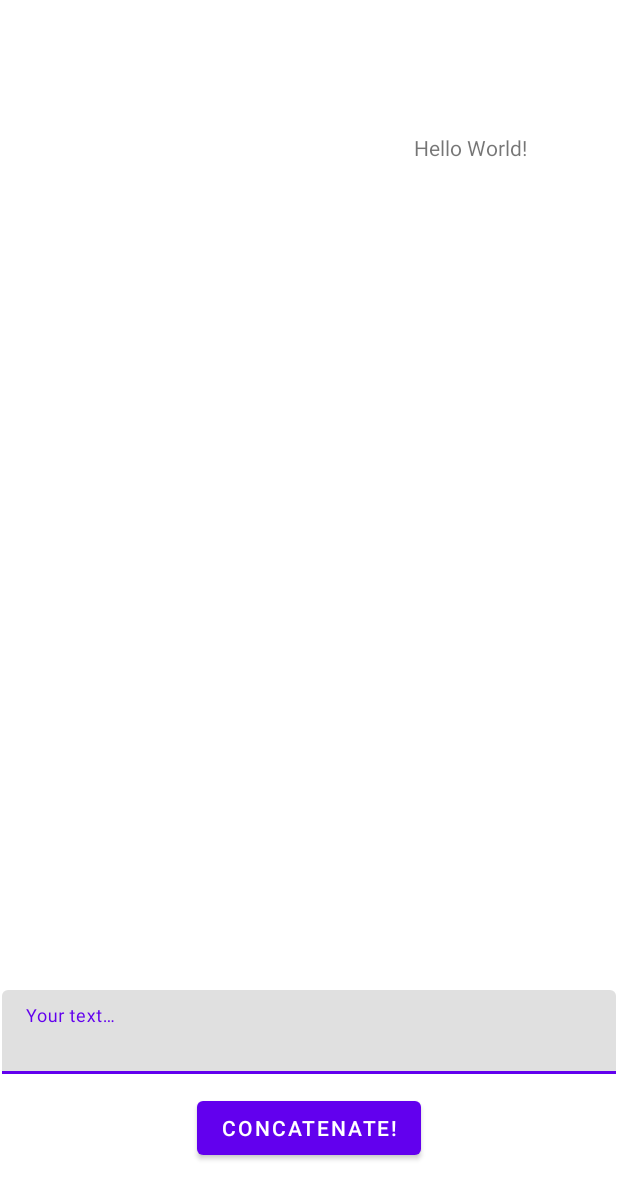
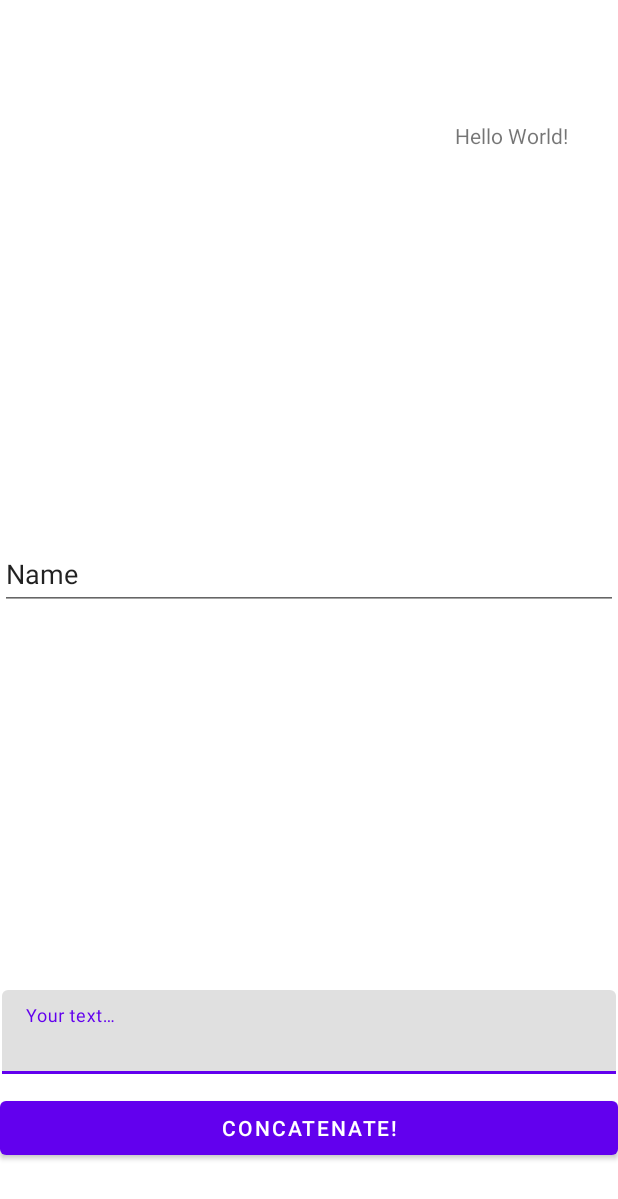
Before and after one commit to Hasley23/ViewBindingAndroidResearch, an Android app: the layout activity_main.xml on its own in the app's theme, with its tools: preview values and no code run, on a phone screen of 412 x 824 dp. Shown: the top 1199 px of the screen. Run offline under Robolectric (Android 15) with nearby library versions, the phone set to English and light mode, and no system bars.

Commit message:
App done!

```diff
--- a/app/src/main/java/com/zebrano/viewbinding/MainActivity.kt
+++ b/app/src/main/java/com/zebrano/viewbinding/MainActivity.kt
@@ -2,6 +2,7 @@ package com.zebrano.viewbinding
 
 import androidx.appcompat.app.AppCompatActivity
 import android.os.Bundle
+import android.transition.Visibility
 import android.util.Log
 import android.view.View
 import android.widget.Button
@@ -27,9 +28,25 @@ class MainActivity : AppCompatActivity() {
         bindingClass.tvMain.textSize = 24F
         bindingClass.bAction.isAllCaps = false // Выключаем ВОТ ТАКОЕ
 
+        val tiEditText = bindingClass.textInputLayout.editText
+        val editTextpn = bindingClass.editTextTextPersonName
+
+        // очистка текста
+        editTextpn.setText(String())
+
         // слушатель кнопки
         bindingClass.bAction.setOnClickListener {
+            // играемся с видимостью
+            if (bindingClass.tvMain.visibility == View.VISIBLE)
+                bindingClass.tvMain.visibility = View.INVISIBLE
+            else
+                bindingClass.tvMain.visibility = View.VISIBLE
+            // новая строка конкатенации
+            val str = editTextpn.text.toString()+tiEditText?.text.toString()
+            // применение новой строки
+            editTextpn.setText(str)
             Log.d("AppLog","Button pushed!")
+
         }
 
     }
--- a/app/src/main/res/layout/activity_main.xml
+++ b/app/src/main/res/layout/activity_main.xml
@@ -13,12 +13,13 @@
         android:text="Hello World!"
         app:layout_constraintBottom_toBottomOf="parent"
         app:layout_constraintEnd_toEndOf="parent"
-        app:layout_constraintHorizontal_bias="0.82"
+        app:layout_constraintHorizontal_bias="0.9"
         app:layout_constraintStart_toStartOf="parent"
         app:layout_constraintTop_toTopOf="parent"
-        app:layout_constraintVertical_bias="0.11" />
+        app:layout_constraintVertical_bias="0.100000024" />
 
     <com.google.android.material.textfield.TextInputLayout
+        android:id="@+id/textInputLayout"
         android:layout_width="409dp"
         android:layout_height="wrap_content"
         android:layout_marginBottom="108dp"
@@ -37,7 +38,7 @@
 
     <Button
         android:id="@+id/bAction"
-        android:layout_width="wrap_content"
+        android:layout_width="0dp"
         android:layout_height="wrap_content"
         android:layout_marginBottom="48dp"
         android:text="@string/bAction"
@@ -46,4 +47,19 @@
         app:layout_constraintHorizontal_bias="0.5"
         app:layout_constraintStart_toStartOf="parent" />
 
+    <EditText
+        android:id="@+id/editTextTextPersonName"
+        android:layout_width="0dp"
+        android:layout_height="wrap_content"
+        android:ems="10"
+        android:inputType="textPersonName"
+        android:minHeight="48dp"
+        android:text="Name"
+        app:layout_constraintBottom_toTopOf="@+id/textInputLayout"
+        app:layout_constraintEnd_toEndOf="parent"
+        app:layout_constraintHorizontal_bias="0.835"
+        app:layout_constraintStart_toStartOf="parent"
+        app:layout_constraintTop_toBottomOf="@+id/tvMain"
+        app:layout_constraintVertical_bias="0.505" />
+
 </androidx.constraintlayout.widget.ConstraintLayout>
```
